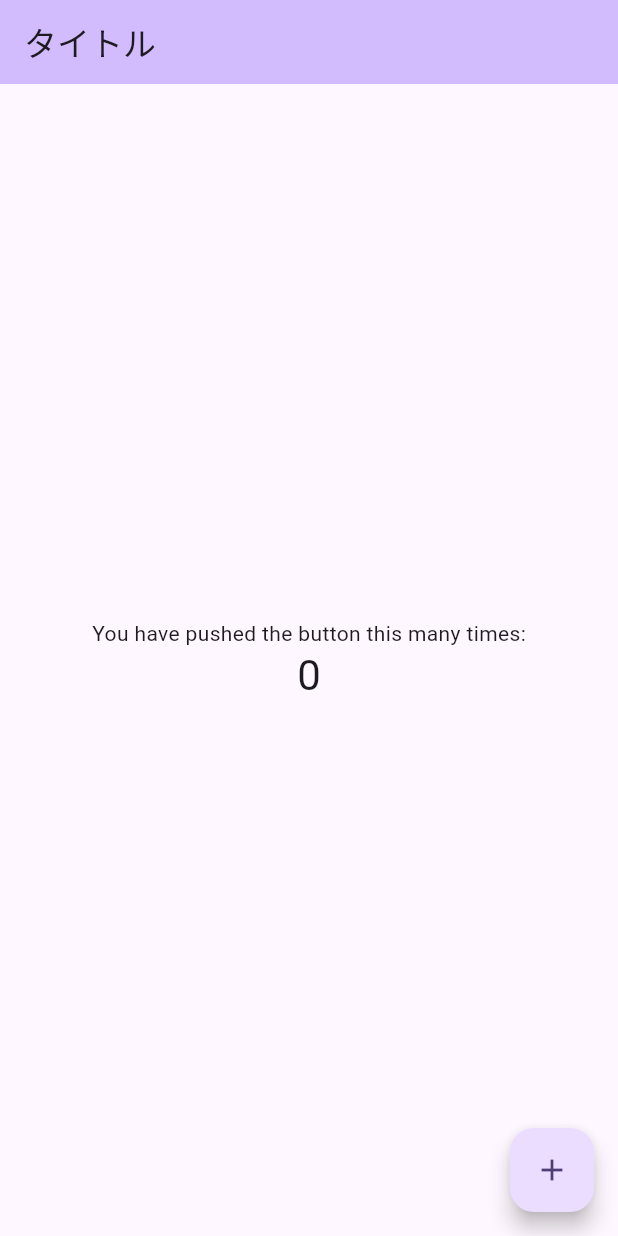
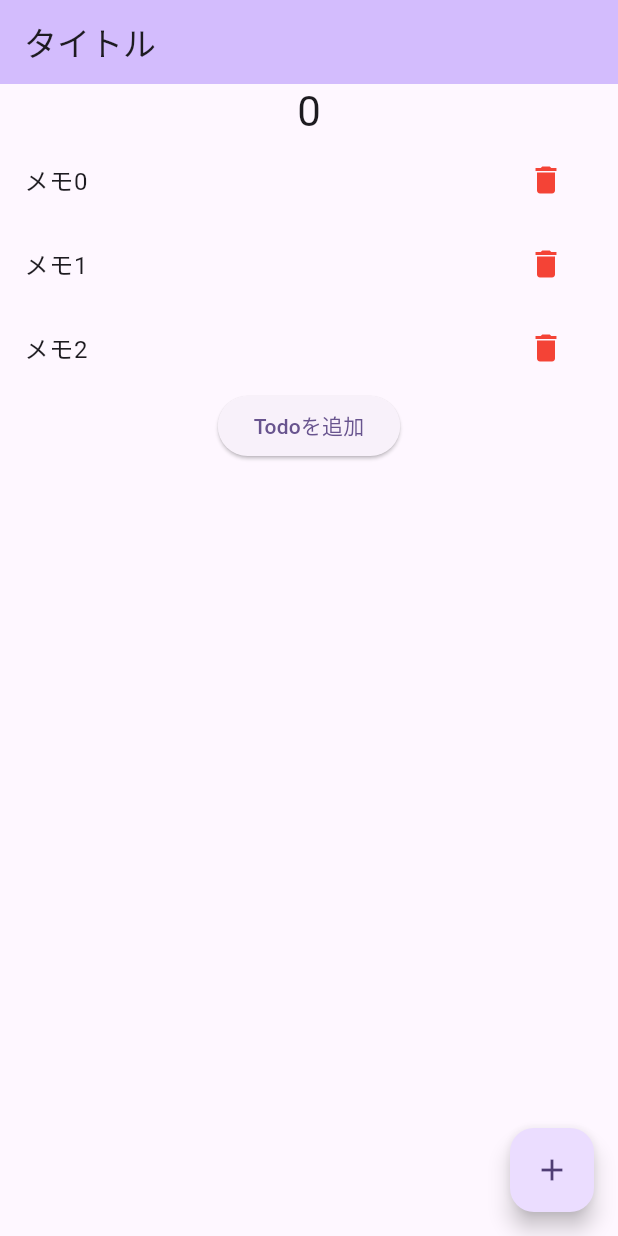
Before and after one commit to yuto90/flutter_state_verify, a Flutter app: the screen it shows after launch, on a phone screen of 412 x 824 dp. Run offline on Flutter 3.47's test engine with Material 2 defaults, Android fonts, the phone set to English and light mode, and no system bars; our stand-ins replace flutter_riverpod.

Commit message:
todo一覧表示

```diff
--- a/lib/main.dart
+++ b/lib/main.dart
@@ -1,21 +1,19 @@
 import 'package:flutter/material.dart';
 import 'package:flutter_riverpod/flutter_riverpod.dart';
+import 'package:flutter_state_verify/model/todo.dart';
+import 'package:flutter_state_verify/provider/provider.dart';
 
 void main() {
   // 状態管理をスコープを設定するためにWidgetツリーの最上位にProviderScopeを配置
   runApp(const ProviderScope(child: MyApp()));
 }
 
-// 定義したProvider(グローバル)
-final titleProvider = StateProvider((ref) => "タイトル");
-final counterProvider = StateProvider((ref) => 0);
-
-class MyApp extends ConsumerWidget {
+class MyApp extends StatelessWidget {
   const MyApp({super.key});
 
   // This widget is the root of your application.
   @override
-  Widget build(BuildContext context, WidgetRef ref) {
+  Widget build(BuildContext context) {
     return MaterialApp(
       title: 'Flutter Demo',
       theme: ThemeData(
@@ -35,7 +33,15 @@ class MyHomePage extends ConsumerWidget {
     // watchで定義したProviderの値を監視
     final int counter = ref.watch(counterProvider);
 
+    final List<Todo> todoList = ref.watch(todoListProvider);
+
     void _incrementCounter() {
+      // notifierでデータを更新
+      final notifier = ref.read(counterProvider.notifier);
+      notifier.state++;
+    }
+
+    void add() {
       // notifierでデータを更新
       final notifier = ref.read(counterProvider.notifier);
       notifier.state++;
@@ -47,18 +53,44 @@ class MyHomePage extends ConsumerWidget {
         // watchで変更を監視
         title: Text(ref.watch(titleProvider)),
       ),
-      body: Center(
+      body: SingleChildScrollView(
+        child: Center(
           child: Column(
             mainAxisAlignment: MainAxisAlignment.center,
             children: <Widget>[
-            const Text(
-              'You have pushed the button this many times:',
-            ),
               Text(
                 counter.toString(),
                 style: Theme.of(context).textTheme.headlineMedium,
               ),
+              todoList.isEmpty
+                  ? const Text("Todoが無いよ")
+                  : ListView(
+                      shrinkWrap: true,
+                      physics: const NeverScrollableScrollPhysics(),
+                      children: [
+                        for (final todo in todoList)
+                          ListTile(
+                            title: Text(todo.title),
+                            trailing: IconButton(
+                              icon: const Icon(
+                                Icons.delete,
+                                color: Colors.red,
+                              ),
+                              onPressed: () {
+                                ref
+                                    .read(todoListProvider.notifier)
+                                    .removeTodo(todo.id);
+                              },
+                            ),
+                          ),
                       ],
+                    ),
+              ElevatedButton(
+                onPressed: () => add(),
+                child: const Text("Todoを追加"),
+              )
+            ],
+          ),
         ),
       ),
       floatingActionButton: FloatingActionButton(
--- /dev/null
+++ b/lib/model/todo.dart
@@ -0,0 +1,9 @@
+// todoを管理するクラス
+class Todo {
+  final String id;
+  final String title;
+  final bool isDone;
+
+  // コンストラクタ
+  Todo({required this.id, required this.title, this.isDone = false});
+}
--- /dev/null
+++ b/lib/provider/provider.dart
@@ -0,0 +1,29 @@
+import 'package:flutter_riverpod/flutter_riverpod.dart';
+import 'package:flutter_state_verify/model/todo.dart';
+
+// todoを管理する用
+class TodoListNotifier extends StateNotifier<List<Todo>> {
+  TodoListNotifier()
+      : super([
+          Todo(id: '0', title: 'メモ0'),
+          Todo(id: '1', title: 'メモ1'),
+          Todo(id: '2', title: 'メモ2'),
+        ]);
+
+  void addTodo(Todo todo) {
+    // stateに値が格納されている
+    state = [...state, todo];
+  }
+
+  void removeTodo(String todoId) {
+    state = state.where((elem) => elem.id != todoId).toList();
+  }
+}
+
+// 定義したProvider(グローバル)
+// StateProviderは「enumや数値」などシンプルなステートを管理するのに適している
+final titleProvider = StateProvider((ref) => "タイトル");
+final counterProvider = StateProvider((ref) => 0);
+
+final todoListProvider = StateNotifierProvider<TodoListNotifier, List<Todo>>(
+    (ref) => TodoListNotifier());
```
Also changed, not shown: lib/app/screens/details/details.dart (added), lib/app/screens/home/home_page.dart (added). Lines whose indentation alone changed are shown as unchanged.
